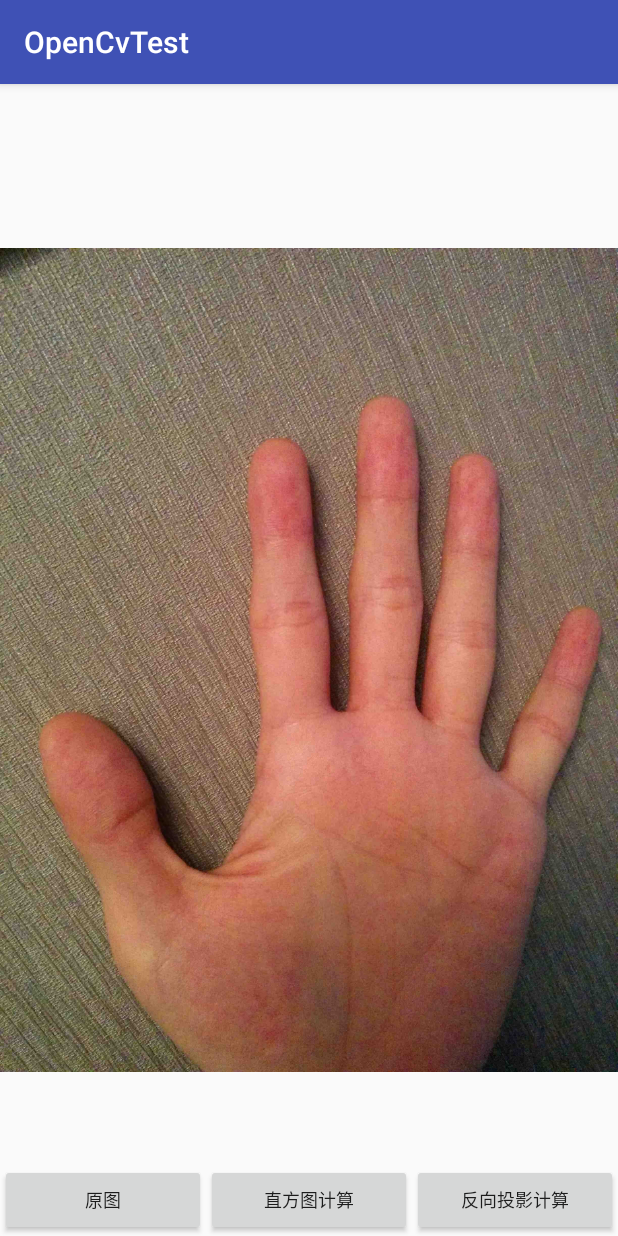
After one commit to machinezhou/OpenCv4AndroidPractice, an Android app: the HistBackprojActivity screen opened directly, with no data from a screen before it, on a phone screen of 412 x 824 dp. The commit adds this screen. Run offline under Robolectric (Android 15) with nearby library versions, the phone set to English and light mode, and no system bars; 1 statement that could not run was skipped.

Commit message:
backproj added

```diff
--- a/app/src/main/AndroidManifest.xml
+++ b/app/src/main/AndroidManifest.xml
@@ -61,6 +61,9 @@
     <activity
         android:name=".HistogramActivity"
         android:label="@string/app_name"/>
+    <activity
+        android:name=".HistBackprojActivity"
+        android:label="@string/app_name"/>
 
   </application>
 
--- /dev/null
+++ b/app/src/main/java/com/zhou/lawson/opencvtest/HistBackprojActivity.java
@@ -0,0 +1,115 @@
+package com.zhou.lawson.opencvtest;
+
+import android.graphics.Bitmap;
+import android.graphics.BitmapFactory;
+import android.os.Bundle;
+import android.support.annotation.Nullable;
+import android.support.v7.app.AppCompatActivity;
+import android.view.View;
+import android.widget.ImageView;
+import java.util.Collections;
+import org.opencv.android.Utils;
+import org.opencv.core.Core;
+import org.opencv.core.Mat;
+import org.opencv.core.MatOfFloat;
+import org.opencv.core.MatOfInt;
+import org.opencv.core.Point;
+import org.opencv.core.Scalar;
+import org.opencv.imgproc.Imgproc;
+
+import static org.opencv.core.CvType.CV_8UC3;
+
+/**
+ * Created by lawson on 16/10/27.
+ */
+
+public final class HistBackprojActivity extends AppCompatActivity implements View.OnClickListener {
+
+  public static final int BINS = 25;
+
+  private ImageView whiteBoard;
+
+  private Bitmap bitmap;
+  private Bitmap originalBitmap;
+  private Mat inMat = new Mat();
+  private Mat outMat = new Mat();
+  private int currentFilter = R.id.button_original;
+
+  @Override protected void onCreate(@Nullable Bundle savedInstanceState) {
+    super.onCreate(savedInstanceState);
+    setContentView(R.layout.activity_hist_backproj);
+
+    init();
+  }
+
+  private void init() {
+    whiteBoard = (ImageView) findViewById(R.id.white_board);
+    findViewById(R.id.button_original).setOnClickListener(this);
+    findViewById(R.id.button_histogram_calculate).setOnClickListener(this);
+    findViewById(R.id.button_backproj_calculate).setOnClickListener(this);
+
+    originalBitmap = BitmapFactory.decodeResource(getResources(), R.mipmap.test_hand);
+    bitmap = originalBitmap.copy(originalBitmap.getConfig(), true);
+    whiteBoard.setImageBitmap(originalBitmap);
+  }
+
+  private void process(int filter) {
+    Utils.bitmapToMat(originalBitmap, inMat);
+    Mat hsvMat = new Mat();
+    Imgproc.cvtColor(inMat, hsvMat, Imgproc.COLOR_BGR2HSV);
+    Mat hueMat = new Mat(hsvMat.size(), hsvMat.depth());
+    Core.mixChannels(Collections.singletonList(hsvMat), Collections.singletonList(hueMat),
+        new MatOfInt(0, 0));
+    MatOfInt histSize = new MatOfInt(BINS);
+    MatOfFloat histRange = new MatOfFloat(0, 180);
+    MatOfInt channels = new MatOfInt(0);
+    Mat hist = new Mat();
+
+    Imgproc.calcHist(Collections.singletonList(hueMat), channels, new Mat(), hist, histSize,
+        histRange, false);
+    Core.normalize(hist, hist, 0, 255, Core.NORM_MINMAX, -1, new Mat());
+    Imgproc.calcBackProject(Collections.singletonList(hueMat), channels, hist, outMat, histRange,
+        1);
+
+    if (R.id.button_histogram_calculate == filter) {
+      int w = 400;
+      int h = 400;
+      int bin_w = (int) Math.round(w / histSize.get(0, 0)[0]);
+      Mat histImg = Mat.zeros(w, h, CV_8UC3);
+      for (int i = 0; i < BINS; i++) {
+        Imgproc.rectangle(histImg, new Point(i * bin_w, h),
+            new Point((i + 1) * bin_w, h - Math.round(hist.get(i, 0)[0] * h / 255.0)),
+            new Scalar(0, 0, 255), -1);
+        bitmap = Bitmap.createBitmap(histImg.width(), histImg.height(), bitmap.getConfig());
+        Utils.matToBitmap(histImg, bitmap);
+      }
+    } else {
+      bitmap = Bitmap.createBitmap(outMat.width(), outMat.height(), bitmap.getConfig());
+      Utils.matToBitmap(outMat, bitmap);
+    }
+
+    whiteBoard.setImageBitmap(bitmap);
+    currentFilter = filter;
+  }
+
+  @Override public void onClick(View v) {
+    int id = v.getId();
+    if (currentFilter == id) {
+      return;
+    }
+    if (R.id.button_original == id) {
+      whiteBoard.setImageBitmap(originalBitmap);
+      currentFilter = id;
+    } else {
+      process(id);
+    }
+  }
+
+  @Override protected void onDestroy() {
+    super.onDestroy();
+    bitmap.recycle();
+    bitmap = null;
+    originalBitmap.recycle();
+    originalBitmap = null;
+  }
+}
--- a/app/src/main/java/com/zhou/lawson/opencvtest/MainActivity.java
+++ b/app/src/main/java/com/zhou/lawson/opencvtest/MainActivity.java
@@ -30,6 +30,7 @@ public class MainActivity extends AppCompatActivity implements View.OnClickListe
     findViewById(R.id.button_remapping).setOnClickListener(this);
     findViewById(R.id.button_affine_transform).setOnClickListener(this);
     findViewById(R.id.button_histogram).setOnClickListener(this);
+    findViewById(R.id.button_backproj).setOnClickListener(this);
   }
 
   @Override public void onResume() {
@@ -76,6 +77,9 @@ public class MainActivity extends AppCompatActivity implements View.OnClickListe
       case R.id.button_histogram:
         startActivity(new Intent(MainActivity.this, HistogramActivity.class));
         break;
+      case R.id.button_backproj:
+        startActivity(new Intent(MainActivity.this, HistBackprojActivity.class));
+        break;
       default:
         break;
     }
--- /dev/null
+++ b/app/src/main/res/layout/activity_hist_backproj.xml
@@ -0,0 +1,38 @@
+<?xml version="1.0" encoding="utf-8"?>
+<RelativeLayout
+    xmlns:android="http://schemas.android.com/apk/res/android"
+    android:layout_width="match_parent"
+    android:layout_height="match_parent">
+  <ImageView
+      android:id="@+id/white_board"
+      android:layout_width="match_parent"
+      android:layout_height="match_parent"
+  />
+  <LinearLayout
+      android:layout_alignParentBottom="true"
+      android:orientation="horizontal"
+      android:layout_width="match_parent"
+      android:layout_height="wrap_content">
+    <Button
+        android:id="@+id/button_original"
+        android:text="@string/original"
+        android:textSize="@dimen/button_text_size"
+        android:layout_weight="1"
+        android:layout_width="0dp"
+        android:layout_height="wrap_content"/>
+    <Button
+        android:id="@+id/button_histogram_calculate"
+        android:text="@string/histogram_calculate"
+        android:textSize="@dimen/button_text_size"
+        android:layout_weight="1"
+        android:layout_width="0dp"
+        android:layout_height="wrap_content"/>
+    <Button
+        android:id="@+id/button_backproj_calculate"
+        android:text="@string/backproj_calculate"
+        android:textSize="@dimen/button_text_size"
+        android:layout_weight="1"
+        android:layout_width="0dp"
+        android:layout_height="wrap_content"/>
+  </LinearLayout>
+</RelativeLayout>
--- a/app/src/main/res/values/strings.xml
+++ b/app/src/main/res/values/strings.xml
@@ -13,6 +13,7 @@
   <string name="remapping">重映射</string>
   <string name="affine_transform">仿射变换</string>
   <string name="histogram">直方图</string>
+  <string name="backproj">反向投影</string>
 
   <string name="homogeneous_blur">均值平滑</string>
   <string name="gaussian_blur">高斯平滑</string>
@@ -51,4 +52,6 @@
 
   <string name="histogram_equalize">均衡化</string>
   <string name="histogram_calculate">直方图计算</string>
+
+  <string name="backproj_calculate">反向投影计算</string>
 </resources>
```
Also changed, not shown: app/src/main/res/layout/content_main.xml (+8 -0 lines), app/src/main/res/mipmap-xxxhdpi/test_hand.jpg (added).
